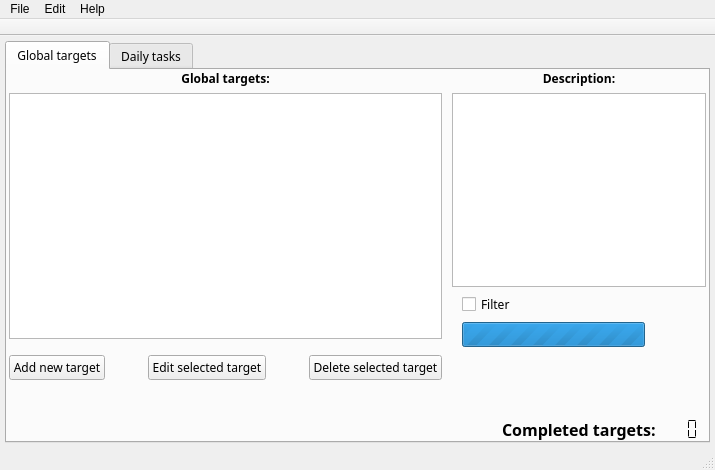
Above: mainwindow.ui from AndreyFedchuk/Organizer before the change. Below: the same form after it.
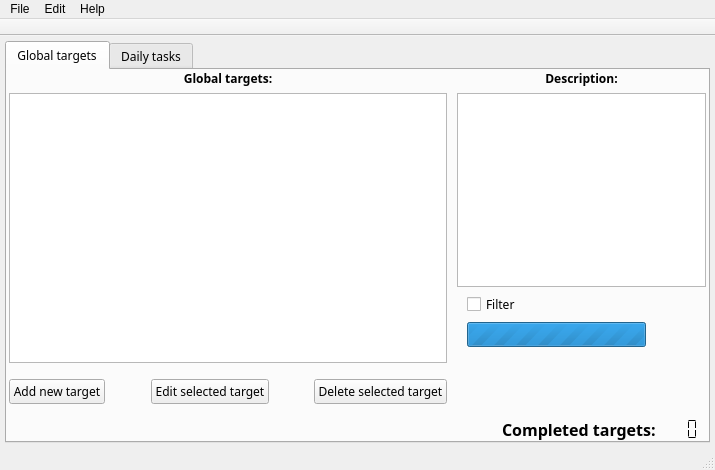
That is the form after the change.

The edit to the form file:
```diff
--- a/mainwindow.ui
+++ b/mainwindow.ui
@@ -118,7 +118,7 @@
             </property>
            </widget>
           </item>
-          <item>
+          <item alignment="Qt::AlignTop">
            <widget class="QTableView" name="tableView">
             <property name="sizePolicy">
              <sizepolicy hsizetype="Expanding" vsizetype="Expanding">
@@ -126,6 +126,18 @@
               <verstretch>0</verstretch>
              </sizepolicy>
             </property>
+            <property name="minimumSize">
+             <size>
+              <width>438</width>
+              <height>270</height>
+             </size>
+            </property>
+            <property name="maximumSize">
+             <size>
+              <width>438</width>
+              <height>270</height>
+             </size>
+            </property>
             <property name="alternatingRowColors">
              <bool>false</bool>
             </property>
```
Left out of the diff: 39 changed lines with no effect on the pictures.
